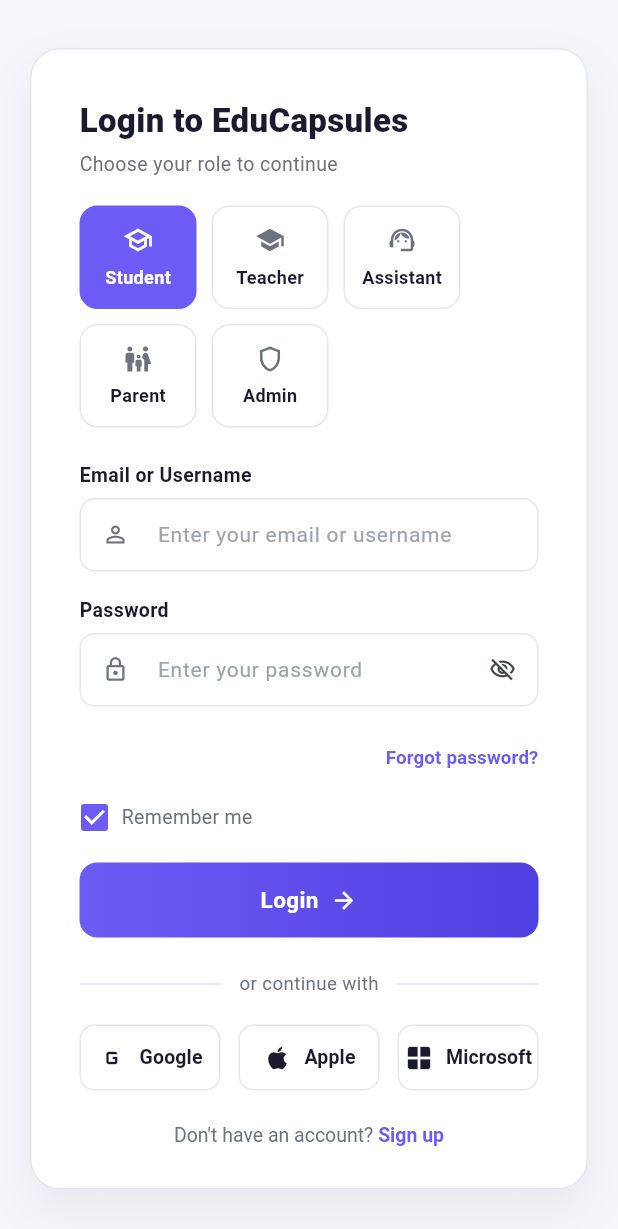
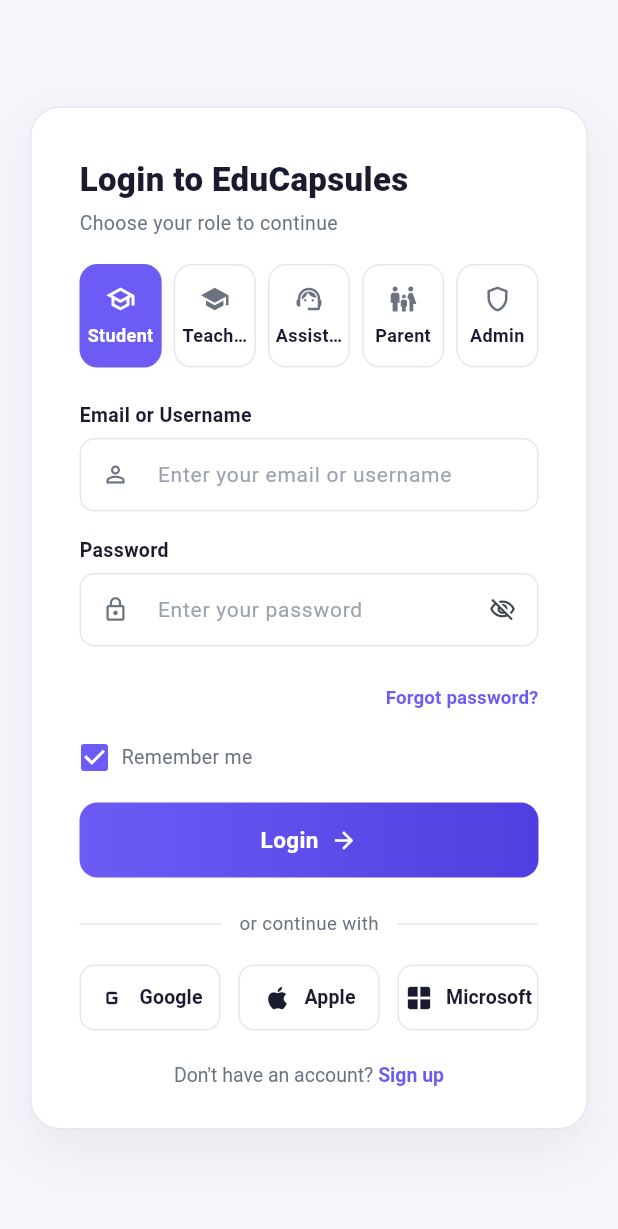
Before and after one commit to ravenssoftware/EduCapsules, a Flutter app: the screen it shows after launch, on a phone screen of 412 x 824 dp. Shown: the top 1229 px of the screen. Run offline on Flutter 3.47's test engine with Material 3 defaults, Android fonts, the phone set to English and light mode, and no system bars; our stand-ins replace flutter_secure_storage.

Commit message:
Fix layout bugs found by running the app under the newly available Flutter SDK
The Flutter/Dart SDK became available in this environment; ran flutter
analyze, flutter test, and the real Linux desktop build/app (under Xvfb,
screenshotted with real fonts) against the Login/Signup UI added earlier.
That surfaced and fixed several genuine bugs invisible to static review:

- PromoPanel used a Spacer() inside a Column nested in a scrollable
  (unbounded height) — crashed real layout with "RenderFlex children have
  non-zero flex but incoming height constraints are unbounded". Replaced
  with a fixed gap.
- AuthDropdownField's DropdownButtonFormField wasn't isExpanded, causing a
  2px horizontal RenderFlex overflow in role-registration dropdowns.
- The promo illustration card overflowed its own height by 2px; grown by
  6px.
- RoleSelector wrapped to two rows instead of matching the reference's
  single row of five tiles; rebuilt with Expanded tiles that always share
  the available width.
- Password-requirement "not met" icon was a checkmark-in-an-outline
  (looked met at a glance); changed to a neutral unchecked circle.
- Removed two now-genuinely-dead private methods flutter analyze flagged
  (_phoneValidator, _formatDate) and a doc-comment lint (angle brackets
  read as HTML).
- linux/ and windows/ generated_plugin_registrant.cc|cmake were
  regenerated by flutter pub get and now actually register
  flutter_secure_storage's Linux/Windows plugin — previously missing, so
  secure storage would have silently never worked on those desktop
  targets (failing closed to "no session" every time, per its own
  fail-closed design, but never for the intended reason).

Verified this session: flutter analyze (clean), flutter test (all 3
widget tests pass), flutter build linux --debug (succeeds once
libsecret-1-dev is installed), and the compiled app running under Xvfb
with real system fonts — Login, general Signup, and Student/Teacher/
Parent/Admin registration forms all visually compared against the
reference designs.

```diff
--- a/apps/flutter/lib/features/auth/widgets/auth_text_field.dart
+++ b/apps/flutter/lib/features/auth/widgets/auth_text_field.dart
@@ -118,10 +118,11 @@ class AuthDropdownField<T> extends StatelessWidget {
         ),
         const SizedBox(height: 6),
         DropdownButtonFormField<T>(
-          value: value,
+          initialValue: value,
           items: items,
           onChanged: onChanged,
           validator: validator,
+          isExpanded: true,
           icon: const Icon(Icons.keyboard_arrow_down, color: EduCapsulesColors.authMutedText),
           style: const TextStyle(fontSize: 14, color: EduCapsulesColors.authHeading),
           decoration: InputDecoration(
--- a/apps/flutter/lib/features/auth/widgets/gradient_button.dart
+++ b/apps/flutter/lib/features/auth/widgets/gradient_button.dart
@@ -3,8 +3,8 @@ import "package:flutter/material.dart";
 import "../../../theme/colors.dart";
 
 /// The full-width gradient action button used for Login/Sign Up and every
-/// "Create <Role> Account" button, with the trailing arrow icon shown in
-/// the references and a loading spinner while [isLoading] is true.
+/// "Create ROLE Account" button, with the trailing arrow icon shown in the
+/// references and a loading spinner while [isLoading] is true.
 class GradientActionButton extends StatelessWidget {
   const GradientActionButton({
     super.key,
--- a/apps/flutter/lib/features/auth/widgets/password_requirements.dart
+++ b/apps/flutter/lib/features/auth/widgets/password_requirements.dart
@@ -54,7 +54,7 @@ class PasswordRequirementsChecklist extends StatelessWidget {
                 mainAxisSize: MainAxisSize.min,
                 children: [
                   Icon(
-                    requirement.isMet ? Icons.check_circle : Icons.check_circle_outline,
+                    requirement.isMet ? Icons.check_circle : Icons.radio_button_unchecked,
                     size: 15,
                     color: requirement.isMet ? EduCapsulesColors.roleStudent : EduCapsulesColors.authPlaceholder,
                   ),
--- a/apps/flutter/lib/features/auth/widgets/promo_panel.dart
+++ b/apps/flutter/lib/features/auth/widgets/promo_panel.dart
@@ -63,7 +63,7 @@ class PromoPanel extends StatelessWidget {
             _FeatureRow(icon: feature.icon, title: feature.title, description: feature.description),
             const SizedBox(height: 18),
           ],
-          const Spacer(),
+          const SizedBox(height: 32),
           Row(
             children: [
               Icon(Icons.headset_mic_outlined, size: 18, color: EduCapsulesColors.authMutedText),
@@ -144,7 +144,7 @@ class _PromoIllustration extends StatelessWidget {
             bottom: 0,
             child: Container(
               width: 210,
-              height: 140,
+              height: 146,
               padding: const EdgeInsets.all(18),
               decoration: BoxDecoration(
                 color: Colors.white,
--- a/apps/flutter/lib/features/auth/widgets/role_selector.dart
+++ b/apps/flutter/lib/features/auth/widgets/role_selector.dart
@@ -4,8 +4,8 @@ import "../../../theme/colors.dart";
 import "../auth_role.dart";
 
 /// The five role tiles at the top of the Login and Signup cards
-/// (Reference Image 1). Wraps onto a second line on narrow widths instead
-/// of overflowing horizontally.
+/// (Reference Image 1): all five fit on a single row, each sharing the
+/// available width equally, matching the reference rather than wrapping.
 class RoleSelector extends StatelessWidget {
   const RoleSelector({super.key, required this.selected, required this.onChanged});
 
@@ -14,11 +14,12 @@ class RoleSelector extends StatelessWidget {
 
   @override
   Widget build(BuildContext context) {
-    return Wrap(
-      spacing: 10,
-      runSpacing: 10,
+    return Row(
       children: [
-        for (final role in AuthRole.values) _RoleTile(role: role, isSelected: role == selected, onTap: () => onChanged(role)),
+        for (final role in AuthRole.values) ...[
+          Expanded(child: _RoleTile(role: role, isSelected: role == selected, onTap: () => onChanged(role))),
+          if (role != AuthRole.values.last) const SizedBox(width: 8),
+        ],
       ],
     );
   }
@@ -42,8 +43,7 @@ class _RoleTile extends StatelessWidget {
         borderRadius: BorderRadius.circular(12),
         child: AnimatedContainer(
           duration: const Duration(milliseconds: 150),
-          width: 78,
-          padding: const EdgeInsets.symmetric(vertical: 12),
+          padding: const EdgeInsets.symmetric(vertical: 12, horizontal: 4),
           decoration: BoxDecoration(
             color: isSelected ? EduCapsulesColors.authIdentity : Colors.white,
             borderRadius: BorderRadius.circular(12),
@@ -58,6 +58,9 @@ class _RoleTile extends StatelessWidget {
               const SizedBox(height: 6),
               Text(
                 role.label,
+                textAlign: TextAlign.center,
+                maxLines: 1,
+                overflow: TextOverflow.ellipsis,
                 style: TextStyle(
                   fontSize: 12,
                   fontWeight: FontWeight.w600,
```
Also changed, not shown: apps/flutter/lib/features/auth/widgets/role_registration_form.dart (+2 -11 lines), apps/flutter/pubspec.lock, 4 other files.
